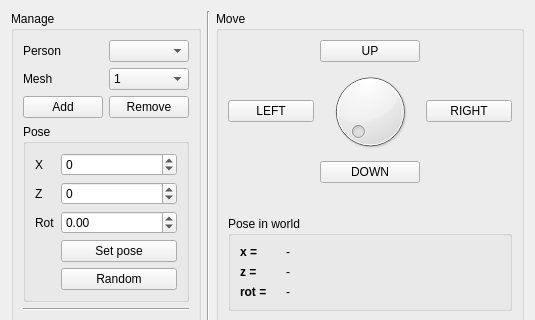
robocomp/robocomp-viriato, file components/fakeHumanAgent/src/mainUI.ui: the form before one commit; both pictures show x 0 to 535 and y 0 to 320 of the 535 by 604 pixel window.
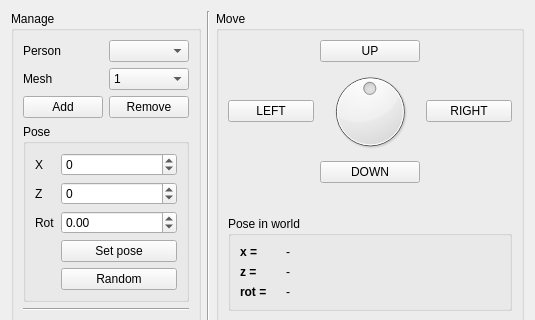
The form after the commit.

The edit to the form file:
```diff
--- a/components/fakeHumanAgent/src/mainUI.ui
+++ b/components/fakeHumanAgent/src/mainUI.ui
@@ -305,6 +305,30 @@
               <height>100</height>
              </size>
             </property>
+            <property name="minimum">
+             <number>-179</number>
+            </property>
+            <property name="maximum">
+             <number>180</number>
+            </property>
+            <property name="value">
+             <number>0</number>
+            </property>
+            <property name="sliderPosition">
+             <number>0</number>
+            </property>
+            <property name="invertedAppearance">
+             <bool>false</bool>
+            </property>
+            <property name="invertedControls">
+             <bool>false</bool>
+            </property>
+            <property name="wrapping">
+             <bool>true</bool>
+            </property>
+            <property name="notchesVisible">
+             <bool>false</bool>
+            </property>
            </widget>
           </item>
          </layout>
```
Left out of the diff: 3 changed lines with no effect on the pictures.
